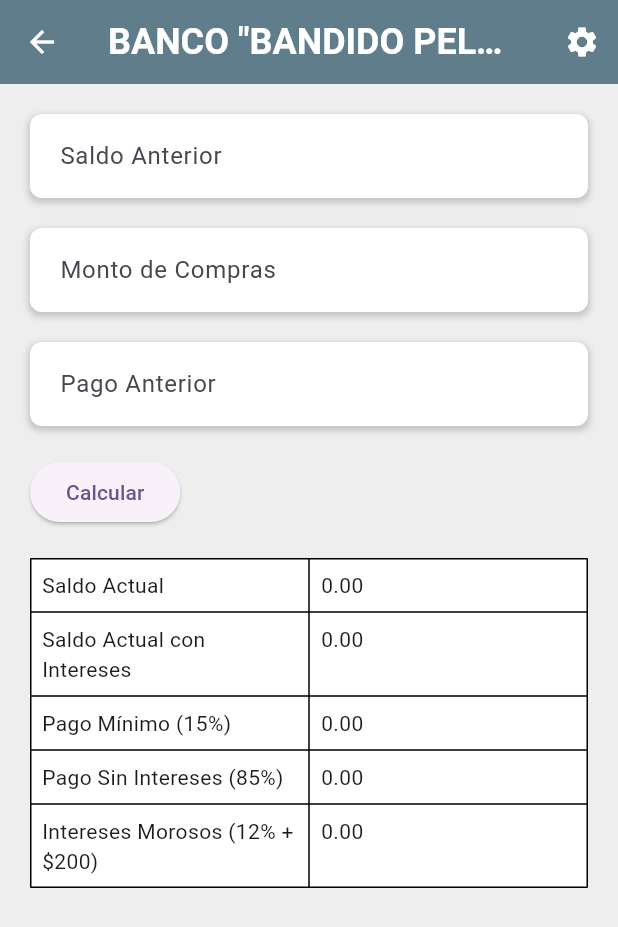
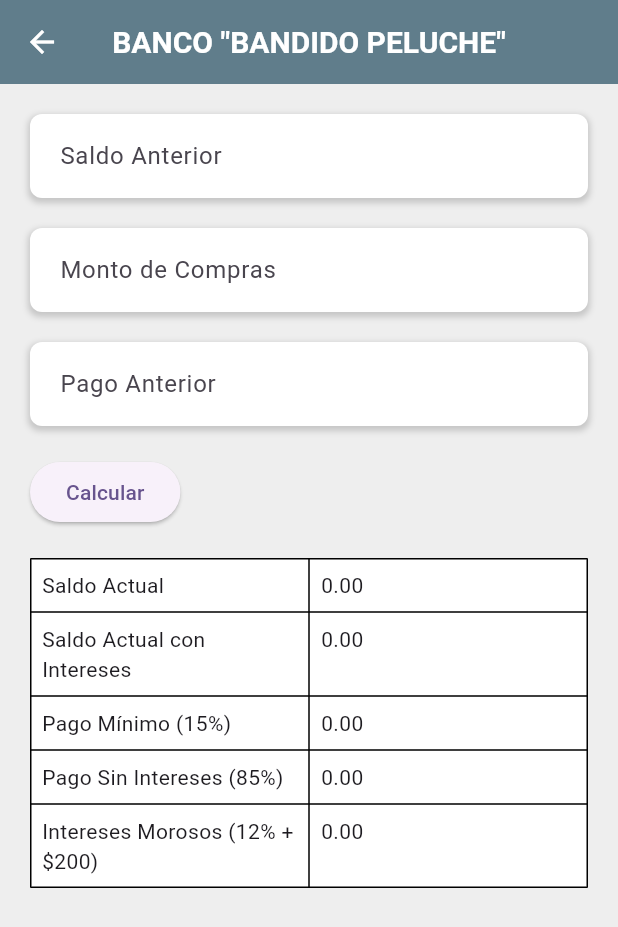
Before and after one commit to karol-macas/grupo3app, a Flutter app: the Ejercicio1 screen opened directly, on a phone screen of 412 x 824 dp. Shown: the top 927 px of the screen. Run offline on Flutter 3.47's test engine with Material 3 defaults, Android fonts, the phone set to English and light mode, and no system bars; our stand-ins replace animated_background.

Commit message:
remove unnecesary app bar buttons

```diff
--- a/lib/Paginas/CustomAppBar.dart
+++ b/lib/Paginas/CustomAppBar.dart
@@ -5,7 +5,8 @@ class CustomAppBar extends StatelessWidget implements PreferredSizeWidget {
   final IconData trailingIcon;
   final VoidCallback? onTrailingPressed;
 
-  CustomAppBar({
+  const CustomAppBar({
+    super.key,
     required this.title,
     this.trailingIcon = Icons.settings,
     this.onTrailingPressed,
@@ -16,27 +17,21 @@ class CustomAppBar extends StatelessWidget implements PreferredSizeWidget {
     return AppBar(
       title: Text(
         title,
-        style: TextStyle(
+        style: const TextStyle(
           color: Colors.white,
-          fontSize: 24.0,
+          fontSize: 20.0,
           fontWeight: FontWeight.bold,
           fontFamily: 'Roboto', // Cambia esto a la fuente que prefieras y tengas disponible
         ),
       ),
       centerTitle: true,
       backgroundColor: Colors.blueGrey,
-      leading: BackButton(
+      leading: const BackButton(
         color: Colors.white,
       ),
-      actions: [
-        IconButton(
-          icon: Icon(trailingIcon, color: Colors.white),
-          onPressed: onTrailingPressed ?? () {},
-        ),
-      ],
     );
   }
 
   @override
-  Size get preferredSize => Size.fromHeight(kToolbarHeight);
+  Size get preferredSize => const Size.fromHeight(kToolbarHeight);
 }
--- a/lib/Paginas/Ejercicio1.dart
+++ b/lib/Paginas/Ejercicio1.dart
@@ -43,9 +43,6 @@ class _Ejercicio1State extends State<Ejercicio1> {
     return Scaffold(
       appBar: CustomAppBar(
         title: 'BANCO "BANDIDO PELUCHE"',
-        onTrailingPressed: () {
-          // Acción a realizar al presionar el ícono trailing
-        },
       ),
       backgroundColor: Colors.grey[200],
       body: SingleChildScrollView(
```
